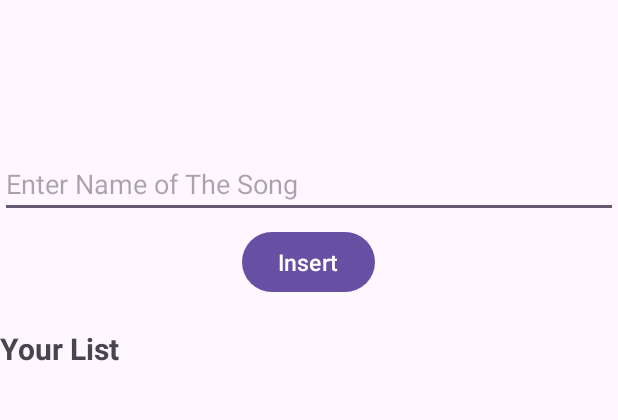
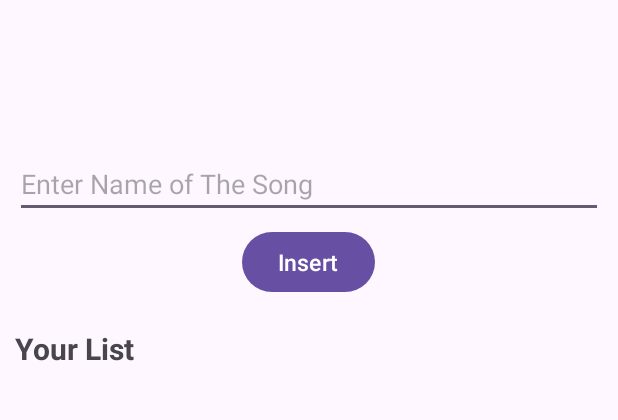
Before and after one commit to decoutkhanqindev/Play-Music-App, an Android app: the layout activity_main.xml on its own in the app's theme, with its tools: preview values and no code run, on a phone screen of 412 x 824 dp, the part 81-501 px from its top. Run offline under Robolectric (Android 15) with nearby library versions, the phone set to English and light mode, and no system bars.

Commit message:
design main layout

```diff
--- a/app/src/main/res/layout/activity_main.xml
+++ b/app/src/main/res/layout/activity_main.xml
@@ -19,43 +19,51 @@
 
         <TextView
             android:id="@+id/titleApp"
-            android:textStyle="bold"
             android:layout_width="match_parent"
             android:layout_height="wrap_content"
             android:text="@string/app_name"
             android:textAlignment="center"
-            android:textSize="40sp" />
+            android:textSize="40sp"
+            android:textStyle="bold" />
 
         <EditText
             android:id="@+id/nameOfSong"
             android:layout_width="match_parent"
             android:layout_height="wrap_content"
+            android:layout_marginStart="10dp"
             android:layout_marginTop="100dp"
+            android:layout_marginEnd="10dp"
             android:hint="@string/hintEnterText"
-            android:inputType="text" />
+            android:inputType="text"
+            tools:ignore="Autofill,TextContrastCheck,TouchTargetSizeCheck,VisualLintTextFieldSize" />
 
         <Button
             android:id="@+id/insertBtn"
-            android:layout_marginTop="5dp"
-            android:layout_gravity="center"
             android:layout_width="wrap_content"
             android:layout_height="wrap_content"
+            android:layout_gravity="center"
+            android:layout_marginTop="5dp"
             android:text="@string/insert"
             android:textSize="15sp" />
 
         <TextView
-            android:id="@+id/titleOfMusics"
-            android:textStyle="bold"
+            android:id="@+id/titleOfSongs"
             android:layout_width="match_parent"
             android:layout_height="wrap_content"
+            android:layout_marginStart="10dp"
             android:layout_marginTop="20dp"
+            android:layout_marginEnd="10dp"
             android:text="@string/titleOfMusics"
-            android:textSize="20sp" />
+            android:textSize="20sp"
+            android:textStyle="bold" />
 
         <TextView
             android:id="@+id/listOfSongs"
+            android:layout_width="match_parent"
+            android:layout_height="wrap_content"
+            android:layout_marginStart="10dp"
             android:layout_marginTop="5dp"
-            android:layout_width="match_parent"
-            android:layout_height="wrap_content"/>
+            android:layout_marginEnd="10dp"
+            android:textSize="20sp" />
     </LinearLayout>
 </androidx.constraintlayout.widget.ConstraintLayout>
```
